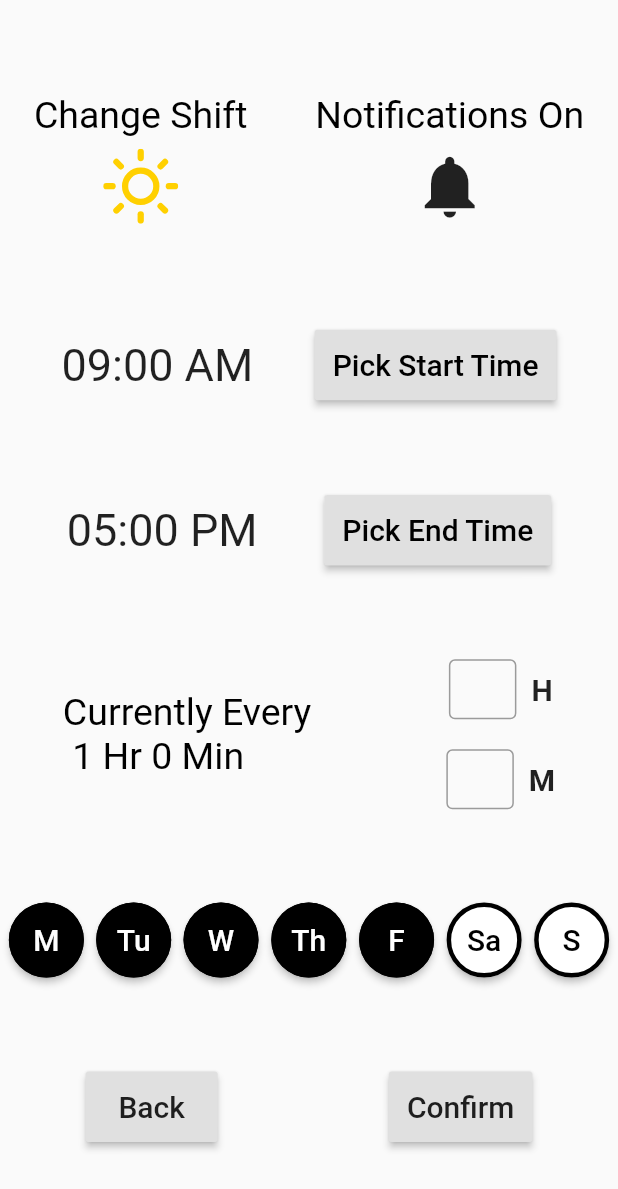
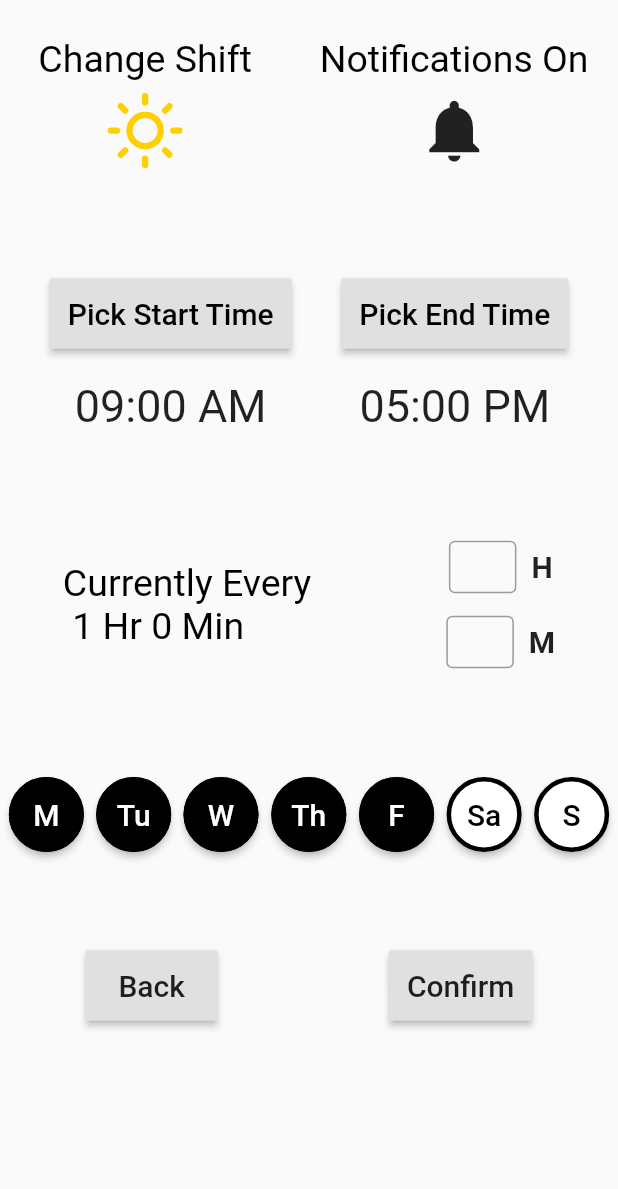
Before and after one commit to prabnur/stand_app, a Flutter app: the screen it shows after launch, after a tap on the "settings" icon, on a phone screen of 412 x 824 dp. Shown: the top 1189 px of the screen. Run offline on Flutter 3.47's test engine with Material 2 defaults, Android fonts, the phone set to English and light mode, and no system bars; our stand-ins replace flutter_feather_icons, fluttertoast, font_awesome_flutter, platform; missing offline and left inert: flutter_local_notifications_platform_interface; Roboto replaces fonts that are missing (Robato).

Commit message:
How you like me now? Inner layout widget refactor into a scrolling widget.

```diff
--- a/lib/intervalpicker.dart
+++ b/lib/intervalpicker.dart
@@ -65,14 +65,16 @@ class _IntervalPicker extends State<IntervalPicker> {
           )
         ),
 
-        Column(
-          mainAxisAlignment: MainAxisAlignment.spaceBetween,
-          mainAxisSize: MainAxisSize.max,
-          children: <Widget>[
-            IntervalInput(id: 'H', myController: hController),
-            SizedBox(height: 20),
-            IntervalInput(id: 'M', myController: mController)
-          ],
+        SizedBox(
+          height: 100,
+          child: Column(
+            mainAxisAlignment: MainAxisAlignment.spaceAround,
+            mainAxisSize: MainAxisSize.max,
+            children: <Widget>[
+              IntervalInput(id: 'H', myController: hController),
+              IntervalInput(id: 'M', myController: mController)
+            ],
+          )
         )
 
       ]
@@ -81,7 +83,7 @@ class _IntervalPicker extends State<IntervalPicker> {
 }
 
 class IntervalInput extends StatelessWidget {
-  static const HEIGHT = 40.0;
+  static const HEIGHT = 35.0;
   static const WIDTH = 45.0;
 
   final String id;
--- a/lib/options.dart
+++ b/lib/options.dart
@@ -12,6 +12,7 @@ import 'dayspicker.dart';
 class Options extends StatelessWidget {
   static const START = 'start';
   static const END = 'end';
+  static const GAP = 65.0;
 
   final Data D;
   final List<String> days = new List(7);
@@ -23,14 +24,11 @@ class Options extends StatelessWidget {
 
   Options({this.D}) {
     String dayString = D.days;
-
-    for(int i=0; i<dayString.length; i++)
-      days[i] = dayString[i];
-
+    for (int i = 0; i < dayString.length; i++) days[i] = dayString[i];
   }
 
   void setTime(String id, TimeOfDay newTime) {
-    if(id == START) {
+    if (id == START) {
       D.startHour = newTime.hour;
       D.startMin = newTime.minute;
     } else if (id == END) {
@@ -47,8 +45,7 @@ class Options extends StatelessWidget {
         timeInSecForIosWeb: 3,
         backgroundColor: Colors.black,
         textColor: textCol,
-      fontSize: 18
-    );
+        fontSize: 18);
   }
 
   void confirm() {
@@ -64,64 +61,58 @@ class Options extends StatelessWidget {
 
   @override
   Widget build(BuildContext context) {
-    return
-    Scaffold (
-      body: Center(
-        child: Column(
-          mainAxisAlignment: MainAxisAlignment.spaceEvenly,
-          children: <Widget>[
+    List optionWidgets = [
       ToggleOptions(D: D),
 
+      Row(
+        mainAxisAlignment: MainAxisAlignment.spaceEvenly,
+        mainAxisSize: MainAxisSize.max,
+        children: <Widget>[
           TimePicker(
               id: 'start',
               selectTime: (TimeOfDay newTime) => {setTime('start', newTime)},
-              D: this.D
-            ),
-
+              D: this.D),
           TimePicker(
               id: 'end',
               selectTime: (TimeOfDay newTime) => {setTime('end', newTime)},
-              D: this.D
+              D: this.D),
+        ],
       ),
 
       IntervalPicker(setUpdateInterval: setUpdateInterval, D: D),
 
-            DayPickers(init: days.join(), toggleDay: (int idx) => {days[idx] = days[idx] == '1' ? '0' : '1'}),
+      DayPickers(
+          init: days.join(),
+          toggleDay: (int idx) => {days[idx] = days[idx] == '1' ? '0' : '1'}),
       // End Buttons
       Row(
         mainAxisAlignment: MainAxisAlignment.spaceAround,
         children: <Widget>[
-
           RaisedButton(
               onPressed: () => {Navigator.pop(context)},
               padding: EdgeInsets.all(12),
               child: Text(
                 'Back',
-                    style: TextStyle(
-                      fontSize: 20,
-                      fontFamily: 'Roboto'
-                    ),
-                  )
-                ),
-
+                style: TextStyle(fontSize: 20, fontFamily: 'Roboto'),
+              )),
           RaisedButton(
               onPressed: confirm,
               padding: EdgeInsets.all(12),
               child: Text(
                 'Confirm',
-                    style: TextStyle(
-                      fontSize: 20,
-                      fontFamily: 'Roboto'
-                    ),
-                  )
-                )
-
+                style: TextStyle(fontSize: 20, fontFamily: 'Roboto'),
+              ))
         ],
       ),
+    ];
 
-          ],
-        )
-      )
-    );
+    return Scaffold(
+        body: ListView.separated(
+      padding: const EdgeInsets.only(top: 25),
+      shrinkWrap: true,
+      itemCount: 5,
+      itemBuilder: (context, index) => optionWidgets[index],
+      separatorBuilder: (context, index) => SizedBox(height: GAP),
+    ));
   }
 }
--- a/lib/timepicker.dart
+++ b/lib/timepicker.dart
@@ -56,13 +56,9 @@ class _TimePickerState extends State<TimePicker> {
   @override
   Widget build(BuildContext context) {
     //final TextStyle valueStyle = Theme.of(context).textTheme.bodyText2;
-    return Row(
-        mainAxisAlignment: MainAxisAlignment.spaceEvenly,
+    return Column(
+        mainAxisAlignment: MainAxisAlignment.spaceBetween ,
         children: <Widget>[
-          InkWell(
-              onTap: () => {_openTimePicker(context)},
-              child: Text(parseString(), style: TextStyle(fontFamily: 'Roboto', fontSize: 30))
-          ),
           RaisedButton(
             onPressed: () => {_openTimePicker(context)},
             padding: EdgeInsets.all(12),
@@ -74,6 +70,11 @@ class _TimePickerState extends State<TimePicker> {
                 color: Colors.black
               )
             )
+          ),
+          SizedBox(height: 20),
+          InkWell(
+              onTap: () => {_openTimePicker(context)},
+              child: Text(parseString(), style: TextStyle(fontFamily: 'Roboto', fontSize: 30))
           )
         ],
       );
--- a/lib/toggleoptions.dart
+++ b/lib/toggleoptions.dart
@@ -12,7 +12,16 @@ class ToggleOptions extends StatelessWidget {
     return Row(
       mainAxisAlignment: MainAxisAlignment.spaceAround,
       mainAxisSize: MainAxisSize.max,
-      children: <Widget>[ToggleShift(D: D), ToggleNotifications(D: D)],
+      children: <Widget>[
+        SizedBox(
+          width: 160,
+          child: ToggleShift(D: D),
+        ),
+        SizedBox(
+          width: 185,
+          child: ToggleNotifications(D: D)
+        )
+      ]
     );
   }
 }
@@ -43,7 +52,7 @@ class _ToggleShift extends State<ToggleShift> {
   @override
   Widget build(BuildContext context) {
     return Column(
-      mainAxisAlignment: MainAxisAlignment.spaceBetween,
+      mainAxisAlignment: MainAxisAlignment.spaceEvenly,
       mainAxisSize: MainAxisSize.min,
       children: <Widget>[
         Text('Change Shift',
@@ -88,7 +97,7 @@ class _ToggleNotifications extends State<ToggleNotifications> {
   @override
   Widget build(BuildContext context) {
     return Column(
-      mainAxisAlignment: MainAxisAlignment.spaceBetween,
+      mainAxisAlignment: MainAxisAlignment.spaceEvenly,
       mainAxisSize: MainAxisSize.min,
       children: <Widget>[
         Text(notifyMe ? 'Notifications On' : 'Notifications Off',
```
Lines whose indentation alone changed are shown as unchanged.
